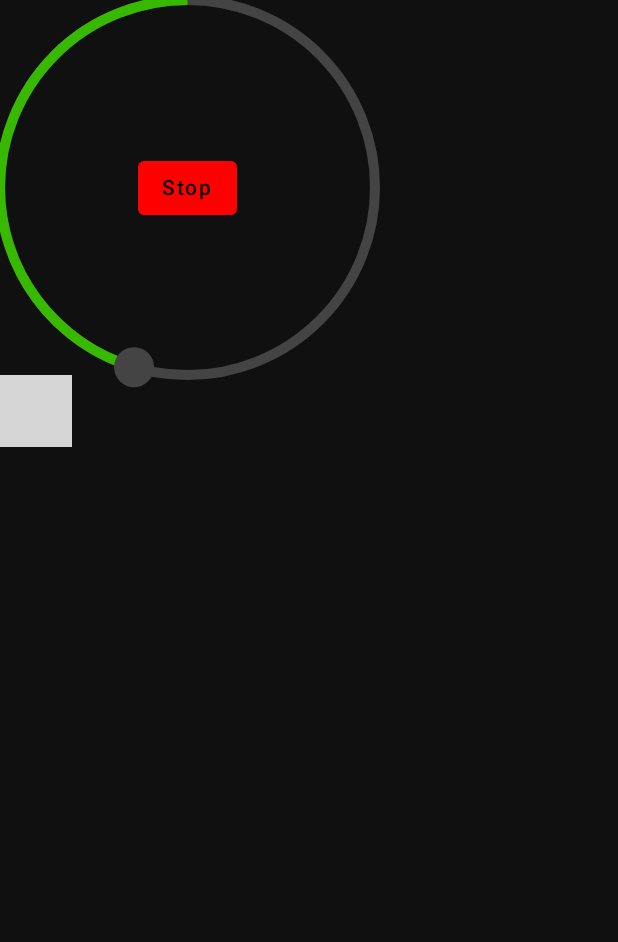
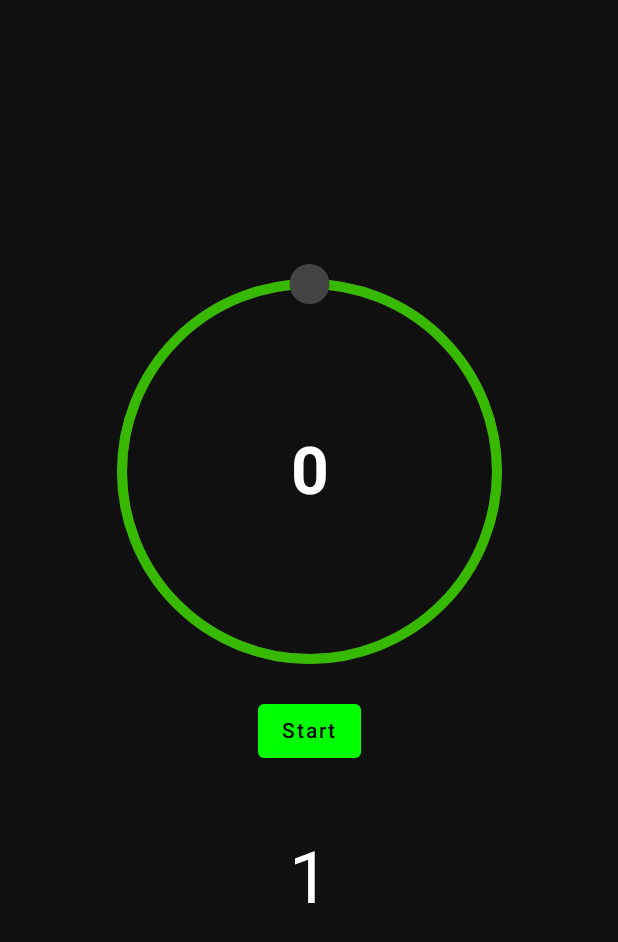
Before and after one commit to jawa7/learning-Timer, an Android app built with Jetpack Compose: the screen it shows after launch (MainActivity), after a tap on "Start", on a phone screen of 412 x 824 dp. Shown: the top 942 px of the screen. Run offline under Robolectric (Android 15) with nearby library versions, the phone set to English and light mode, and no system bars; our stand-ins replace accompanist; 1 statement that could not run was skipped; grey boxes are pictures that could not be loaded.

Commit message:
viewmodel, design changes

```diff
--- a/app/build.gradle
+++ b/app/build.gradle
@@ -59,4 +59,6 @@ dependencies {
     debugImplementation "androidx.compose.ui:ui-tooling:$compose_version"
 
     implementation "com.google.accompanist:accompanist-pager:0.16.1"
+
+    implementation "androidx.lifecycle:lifecycle-viewmodel-compose:1.0.0-alpha07"
 }
--- a/app/src/main/java/com/example/timer/MainActivity.kt
+++ b/app/src/main/java/com/example/timer/MainActivity.kt
@@ -12,15 +12,21 @@ import androidx.compose.runtime.*
 import androidx.compose.ui.Alignment
 import androidx.compose.ui.Modifier
 import androidx.compose.ui.geometry.Offset
+import com.google.accompanist.pager.calculateCurrentOffsetForPage
 import androidx.compose.ui.graphics.Color
 import androidx.compose.ui.graphics.drawscope.Stroke
+import androidx.compose.ui.graphics.graphicsLayer
+import androidx.compose.ui.layout.ScaleFactor
+import androidx.compose.ui.layout.lerp
 import androidx.compose.ui.text.font.FontWeight
 import androidx.compose.ui.unit.dp
 import androidx.compose.ui.unit.sp
+import androidx.lifecycle.viewmodel.compose.viewModel
 import com.google.accompanist.pager.ExperimentalPagerApi
 import com.google.accompanist.pager.HorizontalPager
 import com.google.accompanist.pager.rememberPagerState
 import kotlin.math.PI
+import kotlin.math.absoluteValue
 import kotlin.math.cos
 import kotlin.math.sin
 
@@ -33,22 +39,66 @@ class MainActivity : ComponentActivity() {
                 color = Color(0xFF101010),
                 modifier = Modifier.fillMaxSize()
             ) {
-                var seconds = remember { mutableStateOf(5) }
-                Column {
+                val viewModel: TimerViewModel = viewModel()
+                Column(
+                    verticalArrangement = Arrangement.Center,
+                    horizontalAlignment = Alignment.CenterHorizontally
+                ) {
                     Timer(
-                        seconds = seconds.value,
                         inactiveBarColor = Color.DarkGray,
                         activeBarColor = Color(0xFF37B900),
                     )
 
-                    val pagerState = rememberPagerState(12)
-                    HorizontalPager(state = pagerState, Modifier.size(300.dp)) { page ->
+                    val pagerState = rememberPagerState(
+                        pageCount = 12,
+                    )
+                    LaunchedEffect(pagerState.currentPage) {
+                        viewModel.seconds.value = pagerState.currentPage + 1
+                        viewModel.progress.value = pagerState.currentPage + 1
+                    }
+                    HorizontalPager(
+                        horizontalAlignment = Alignment.CenterHorizontally,
+                        state = pagerState,
+                        modifier = Modifier
+                            .height(100.dp)
+                            .fillMaxWidth(),
+                        itemSpacing = 100.dp,
+                    ) { page ->
+                        Column(
+                            horizontalAlignment = Alignment.CenterHorizontally,
+                            modifier = Modifier
+                                .graphicsLayer {
+                                    val pageOffset = calculateCurrentOffsetForPage(page).absoluteValue
+
+                                    lerp(
+                                        start = ScaleFactor(0.55f, 0.55f),
+                                        stop = ScaleFactor(1f, 1f),
+                                        fraction = 1f - pageOffset.coerceIn(0f, 1f)
+                                    ).also { scale ->
+                                        scaleX = scale.scaleX
+                                        scaleY = scale.scaleY
+                                    }
+
+                                    alpha = lerp(
+                                        start = ScaleFactor(0.5f, 0.5f),
+                                        stop = ScaleFactor(1f, 1f),
+                                        fraction = 1f - pageOffset.coerceIn(0f, 1f)
+                                    ).scaleX
+                                },
+                        ) {
                             Text(
-                            text = "Page: ${page}",
+                                text = "${page + 1}",
                                 modifier = Modifier
-                                .fillMaxWidth()
-                                .clickable { seconds.value = page }
+                                    .clickable(
+                                        onClick = {
+                                        viewModel.seconds.value = page + 1
+
+                                    }),
+
+                                style = MaterialTheme.typography.h3,
+                                color = Color.White
                             )
+                        }
                     }
                 }
             }
@@ -61,28 +111,10 @@ class MainActivity : ComponentActivity() {
 fun Timer(
     inactiveBarColor: Color,
     activeBarColor: Color,
-    seconds: Int
 ) {
-    val started = remember { mutableStateOf(false) }
-    val finished = remember { mutableStateOf(true) }
-    val progress = remember { mutableStateOf(seconds * 100) }
-
-    val countDownTimer = object : CountDownTimer(seconds * 1000L, 10L) {
-        override fun onFinish() {
-            finished.value = true
-            started.value = false
-        }
-
-        override fun onTick(millisUntilFinished: Long) {
-            progress.value = (millisUntilFinished / 10L).toInt()
-        }
-    }
-
-    fun cancel() {
-        countDownTimer.cancel()
-    }
+    val viewModel: TimerViewModel = viewModel()
+    Column() {
         Box(
-        contentAlignment = Alignment.Center,
             modifier = Modifier.size(250.dp)
         ) {
             Canvas(
@@ -95,7 +127,7 @@ fun Timer(
                     useCenter = false,
                     style = Stroke(width = 10F)
                 )
-                val ratio = progress.value.toFloat() / seconds / 100
+                val ratio = viewModel.progress.value.toFloat() / viewModel.seconds.value / 100
                 val sweepAngle = 360F * (ratio - 1)
                 drawArc(
                     color = activeBarColor,
@@ -114,25 +146,31 @@ fun Timer(
                 )
             }
             Text(
-                    text = (progress.value / 100).toString(),
+                text = (viewModel.progress.value / 100).toString(),
                 fontSize = 44.sp,
                 fontWeight = FontWeight.Bold,
-                    color = Color.White
+                color = Color.White,
+                modifier = Modifier.align(Alignment.Center)
             )
-                Box {
+        }
+        Box(
+            modifier = Modifier
+                .padding(24.dp)
+                .align(Alignment.CenterHorizontally)
+        ) {
             Button(
                 onClick = {
-                            if (!started.value) {
-                                started.value = true
-                                finished.value = false
-                                countDownTimer.start()
+                    if (!viewModel.started.value) {
+                        viewModel.started.value = true
+                        viewModel.finished.value = false
+                        viewModel.startCountDown()
                     } else {
-                                cancel()
+                        viewModel.cancelCountDown()
                     }
                 },
                 modifier = Modifier.align(Alignment.BottomCenter),
                 colors = ButtonDefaults.buttonColors(
-                            backgroundColor = if (!started.value) {
+                    backgroundColor = if (!viewModel.started.value) {
                         Color.Green
                     } else {
                         Color.Red
@@ -140,7 +178,7 @@ fun Timer(
                 )
             ) {
                 Text(
-                            text = if (!started.value) {
+                    text = if (!viewModel.started.value) {
                         "Start"
                     } else {
                         "Stop"
--- /dev/null
+++ b/app/src/main/java/com/example/timer/TimerViewModel.kt
@@ -0,0 +1,34 @@
+package com.example.timer
+
+import android.os.CountDownTimer
+import androidx.compose.runtime.*
+import androidx.lifecycle.ViewModel
+
+class TimerViewModel : ViewModel() {
+
+    var seconds = mutableStateOf(10)
+    var started = mutableStateOf(false)
+    var finished = mutableStateOf(true)
+    var progress = mutableStateOf(seconds.value * 100)
+
+    private var countDownTimer: CountDownTimer? = null
+
+    fun startCountDown() {
+        countDownTimer = object : CountDownTimer(seconds.value * 1000L, 10L) {
+
+            override fun onFinish() {
+                finished.value = true
+                started.value = false
+            }
+
+            override fun onTick(millisUntilFinished: Long) {
+                progress.value = (millisUntilFinished / 10L).toInt()
+            }
+        }
+        countDownTimer?.start()
+    }
+
+    fun cancelCountDown() {
+        countDownTimer?.cancel()
+    }
+}
```
Also changed, not shown: app/src/main/java/com/example/timer/ViewModel.kt (deleted, +0 -24 lines). Lines whose indentation alone changed are shown as unchanged.
